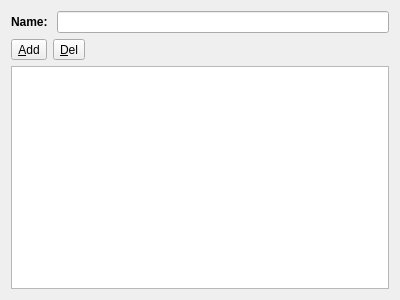
The window that ui/formdeviserenum.ui (sbmlteam/QtDeviser) describes before a commit, drawn with Qt 5.
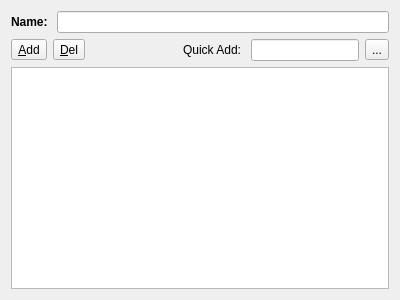
The same window after the commit. Icons and pictures are not drawn.

Commit message: - fist version of enum generation for entered value

Patch:
```diff
--- a/ui/formdeviserenum.ui
+++ b/ui/formdeviserenum.ui
@@ -69,6 +69,34 @@
        </property>
       </spacer>
      </item>
+     <item>
+      <widget class="QLabel" name="label_2">
+       <property name="text">
+        <string>Quick Add: </string>
+       </property>
+      </widget>
+     </item>
+     <item>
+      <widget class="QLineEdit" name="txtQuickAdd">
+       <property name="toolTip">
+        <string>Enter the value of the new enum value to be created. </string>
+       </property>
+      </widget>
+     </item>
+     <item>
+      <widget class="QToolButton" name="toolQuickAdd">
+       <property name="toolTip">
+        <string>&lt;html&gt;&lt;head/&gt;&lt;body&gt;&lt;p&gt;When clicked, a new enum value will be created with the upper case package name, the upper case enum name and the value under &lt;span style=&quot; font-weight:600;&quot;&gt;Quick Add&lt;/span&gt;.&lt;/p&gt;&lt;/body&gt;&lt;/html&gt;</string>
+       </property>
+       <property name="text">
+        <string>...</string>
+       </property>
+       <property name="icon">
+        <iconset resource="../deviser-resources.qrc">
+         <normaloff>:/images/tools_wizard.png</normaloff>:/images/tools_wizard.png</iconset>
+       </property>
+      </widget>
+     </item>
     </layout>
    </item>
    <item row="2" column="0">
```
Left out of the diff: 18 changed lines with no effect on the pictures. The commit also changes 2 other files.
